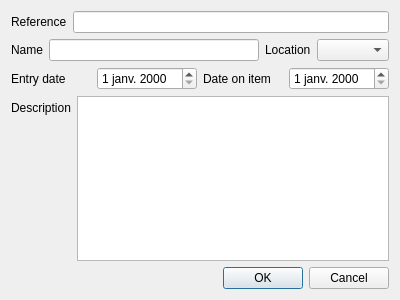
Above: createdialog.ui from ChristopherRabotin/invensile before the change. Below: the same form after it.
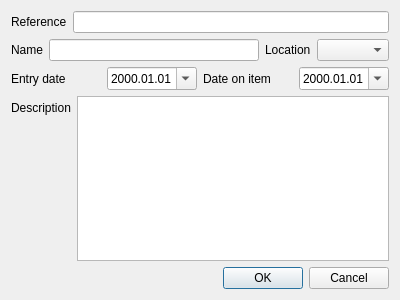
That is the form after the change.

The edit to the form file:
```diff
--- a/createdialog.ui
+++ b/createdialog.ui
@@ -93,6 +93,15 @@
          <property name="inputMethodHints">
           <set>Qt::ImhPreferNumbers</set>
          </property>
+         <property name="currentSection">
+          <enum>QDateTimeEdit::YearSection</enum>
+         </property>
+         <property name="displayFormat">
+          <string>yyyy.MM.dd</string>
+         </property>
+         <property name="calendarPopup">
+          <bool>true</bool>
+         </property>
         </widget>
        </item>
       </layout>
@@ -118,6 +127,15 @@
          <property name="locale">
           <locale language="French" country="France"/>
          </property>
+         <property name="currentSection">
+          <enum>QDateTimeEdit::DaySection</enum>
+         </property>
+         <property name="displayFormat">
+          <string>yyyy.MM.dd</string>
+         </property>
+         <property name="calendarPopup">
+          <bool>true</bool>
+         </property>
         </widget>
        </item>
       </layout>
```
